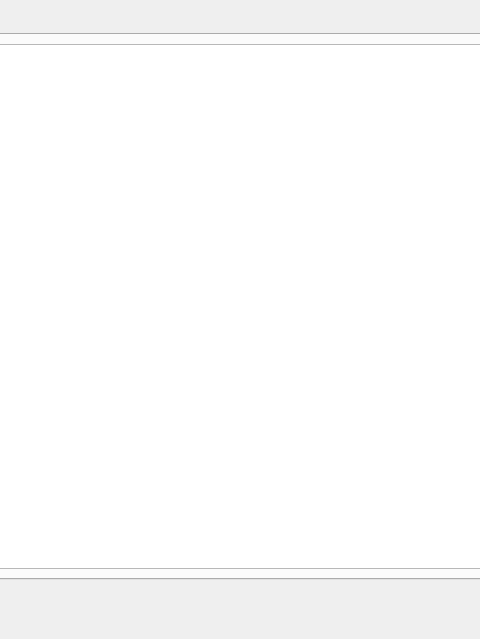
CypHry/Poland-weather-app, file ui/pogoda.ui: the form before one commit; both pictures show x 197 to 677 and y 0 to 639 of the 919 by 639 pixel window.
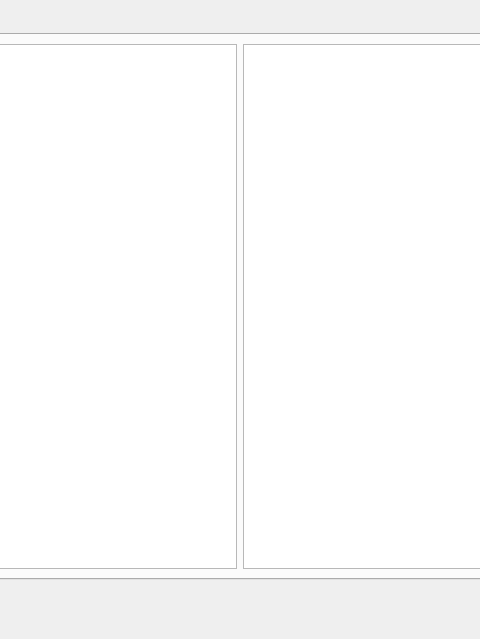
The form after the commit. Custom widgets are drawn as their Qt base class.

Commit message: gui change (qt designer)

What changed in the file:
```diff
--- a/ui/pogoda.ui
+++ b/ui/pogoda.ui
@@ -74,6 +74,16 @@
                   </property>
                  </widget>
                 </item>
+                <item row="0" column="1">
+                 <widget class="QGraphicsView" name="cityinfo">
+                  <property name="maximumSize">
+                   <size>
+                    <width>350</width>
+                    <height>16777215</height>
+                   </size>
+                  </property>
+                 </widget>
+                </item>
                </layout>
               </item>
               <item row="0" column="1">
```
The commit also changes 7 other files.
